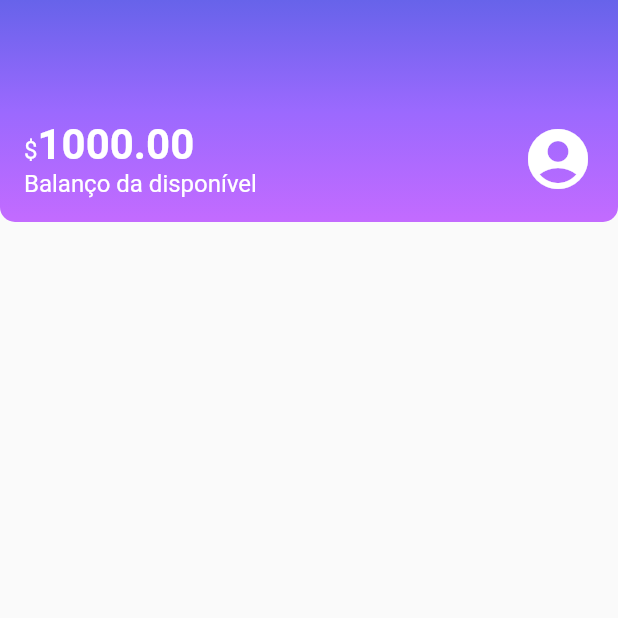
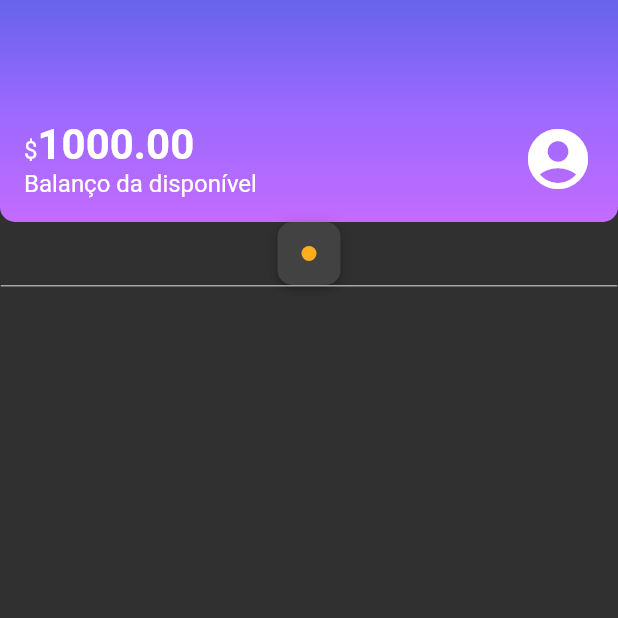
Before and after one commit to erikbernard/alubank, a Flutter app: the screen it shows after launch, on a phone screen of 412 x 824 dp, the top half of it. Run offline on Flutter 3.47's test engine with Material 2 defaults, Android fonts, the phone set to English and light mode, and no system bars.

Commit message:
feat: created custom themes and add styles in components

```diff
--- a/lib/components/sections/header.dart
+++ b/lib/components/sections/header.dart
@@ -1,3 +1,4 @@
+import 'package:alubank/themes/theme_colors.dart';
 import 'package:flutter/cupertino.dart';
 import 'package:flutter/material.dart';
 
@@ -9,13 +10,10 @@ class Header extends StatelessWidget {
     return Container(
       decoration: const BoxDecoration(
         gradient: LinearGradient(
-            begin: Alignment.topCenter,
-            end: Alignment.bottomCenter,
-            colors: [
-              Color.fromRGBO(103, 99, 234, 1.0),
-              Color.fromRGBO(155, 105, 254, 1.0),
-              Color.fromRGBO(195, 107, 255, 1.0)
-            ]),
+          begin: Alignment.topCenter,
+          end: Alignment.bottomCenter,
+          colors: ThemeColors.headerGradient,
+        ),
         borderRadius: BorderRadius.vertical(
           bottom: Radius.circular(10),
         ),
@@ -27,38 +25,24 @@ class Header extends StatelessWidget {
           children: [
             Column(
               crossAxisAlignment: CrossAxisAlignment.start,
-              children: const [
+              children: [
                 Text.rich(
                   TextSpan(
                     text: "\$",
-                    style: TextStyle(
-                      fontSize: 16,
-                      color: Colors.white,
-                    ),
                     children: [
                       TextSpan(
                         text: "1000.00",
-                        style: TextStyle(
-                          fontSize: 28,
-                          fontWeight: FontWeight.bold,
-                        ),
+                        style: Theme.of(context).textTheme.bodyLarge,
                       ),
                     ],
                   ),
                 ),
-                Text(
-                  "Balanço da disponível",
-                  style: TextStyle(
-                    fontSize: 16,
-                    color: Colors.white,
-                  ),
-                ),
+                const Text("Balanço da disponível"),
               ],
             ),
             const Icon(
               Icons.account_circle,
               size: 48,
-              color: Colors.white,
             ),
           ],
         ),
--- a/lib/main.dart
+++ b/lib/main.dart
@@ -1,4 +1,5 @@
 import 'package:alubank/screens/home.dart';
+import 'package:alubank/themes/my_theme.dart';
 import 'package:flutter/material.dart';
 
 void main() {
@@ -10,8 +11,9 @@ class Alubank extends StatelessWidget {
 
   @override
   Widget build(BuildContext context) {
-    return const MaterialApp(
+    return MaterialApp(
       title: 'Alubank',
+      theme: MyTheme,
       home: Home(),
     );
   }
--- a/lib/screens/home.dart
+++ b/lib/screens/home.dart
@@ -1,4 +1,8 @@
+import 'package:alubank/components/box_card.dart';
+import 'package:alubank/components/color_dot.dart';
+import 'package:alubank/components/content_division.dart';
 import 'package:alubank/components/sections/header.dart';
+import 'package:alubank/themes/theme_colors.dart';
 import 'package:flutter/material.dart';
 
 class Home extends StatelessWidget {
@@ -10,6 +14,12 @@ class Home extends StatelessWidget {
       body: Column(
         children: [
           Header(),
+          Boxcard(
+            boxContent: ColorDot(
+              color: ThemeColors.recentActivity['spent'],
+            ),
+          ),
+          ContentDivision()
         ],
       ),
     );
--- /dev/null
+++ b/lib/themes/my_theme.dart
@@ -0,0 +1,17 @@
+import 'package:alubank/themes/theme_colors.dart';
+import 'package:flutter/material.dart';
+
+ThemeData MyTheme = ThemeData(
+  primarySwatch: ThemeColors.primaryColor,
+  primaryColor: ThemeColors.primaryColor,
+  brightness: Brightness.dark,
+  textTheme: const TextTheme(
+    bodyMedium: TextStyle(
+      fontSize: 16,
+    ),
+    bodyLarge: TextStyle(
+      fontSize: 28,
+      fontWeight: FontWeight.bold,
+    ),
+  ),
+);
--- /dev/null
+++ b/lib/themes/theme_colors.dart
@@ -0,0 +1,16 @@
+import 'package:flutter/material.dart';
+
+class ThemeColors {
+  static const MaterialColor primaryColor = Colors.purple;
+  static const List<Color> headerGradient = [
+    Color.fromRGBO(103, 99, 234, 1.0),
+    Color.fromRGBO(155, 105, 254, 1.0),
+    Color.fromRGBO(195, 107, 255, 1.0),
+  ];
+  static const recentActivity = {
+    'spent': Color.fromRGBO(255, 175, 29, 1.0),
+    'income': Color.fromRGBO(191, 69, 198, 1.0),
+  };
+
+  static const division = Color.fromRGBO(166, 166, 166, 1.0);
+}
```
